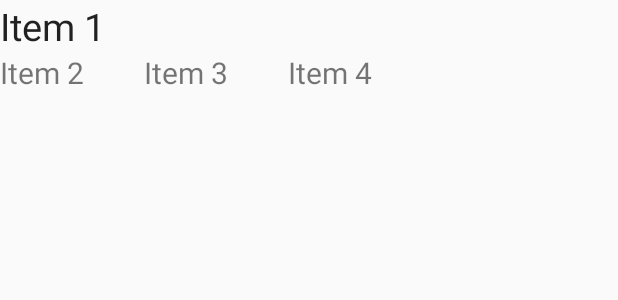
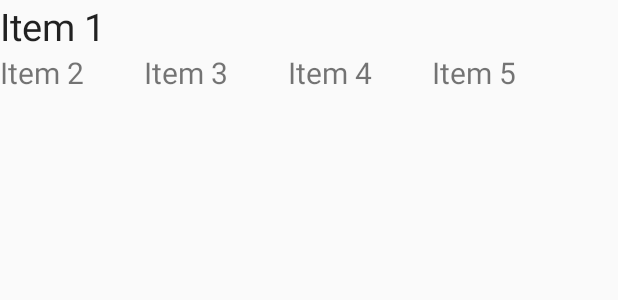
Before and after one commit to AlexandreMenegassi/Sistema-de-Gerenciamento-Operacional, an Android app: the layout row_atualizar_estacao_activity.xml on its own in the app's theme, with its tools: preview values and no code run, on a phone screen of 412 x 824 dp. Shown: the top 300 px of the screen. Run offline under Robolectric (Android 15) with nearby library versions, the phone set to English and light mode, and no system bars.

Commit message:
Adicionado a classe AtualizarEstacaoViewHolder.java e XML mais uma atributo na tela

```diff
--- a/app/src/main/java/com/system/operational/sgo/controller/list/atualizarEstacao/AtualizarEstacaoViewHolder.java
+++ b/app/src/main/java/com/system/operational/sgo/controller/list/atualizarEstacao/AtualizarEstacaoViewHolder.java
@@ -13,6 +13,7 @@ public class AtualizarEstacaoViewHolder extends RecyclerView.ViewHolder {
     private TextView title_2;
     private TextView title_3;
     private TextView title_4;
+    private TextView title_5;
 
     public AtualizarEstacaoViewHolder(View itemView) {
         super(itemView);
@@ -20,6 +21,7 @@ public class AtualizarEstacaoViewHolder extends RecyclerView.ViewHolder {
         this.title_2 = itemView.findViewById(R.id.title2);
         this.title_3 = itemView.findViewById(R.id.title3);
         this.title_4 = itemView.findViewById(R.id.title4);
+        this.title_5 = itemView.findViewById(R.id.title5);
     }
 
     public void bindData(final Estacao estacao, final OnListClickInteractionListenerAtualizarEstacao listener){
@@ -28,6 +30,7 @@ public class AtualizarEstacaoViewHolder extends RecyclerView.ViewHolder {
         this.title_2.setText(estacao.regional);
         this.title_3.setText(estacao.uf);
         this.title_4.setText(estacao.cidade);
+        this.title_5.setText(estacao.endid);
 
         this.title_1.setOnLongClickListener(new View.OnLongClickListener() {
             @Override
--- a/app/src/main/res/layout/row_atualizar_estacao_activity.xml
+++ b/app/src/main/res/layout/row_atualizar_estacao_activity.xml
@@ -42,5 +42,14 @@
             android:textAppearance="@style/TextAppearance.AppCompat.Small"
             android:textSize="20sp" />
 
+        <TextView
+            android:id="@+id/title5"
+            android:layout_width="wrap_content"
+            android:layout_height="wrap_content"
+            android:layout_marginStart="40dp"
+            android:text="Item 5"
+            android:textAppearance="@style/TextAppearance.AppCompat.Small"
+            android:textSize="20sp" />
+
     </TableRow>
 </LinearLayout>
```
